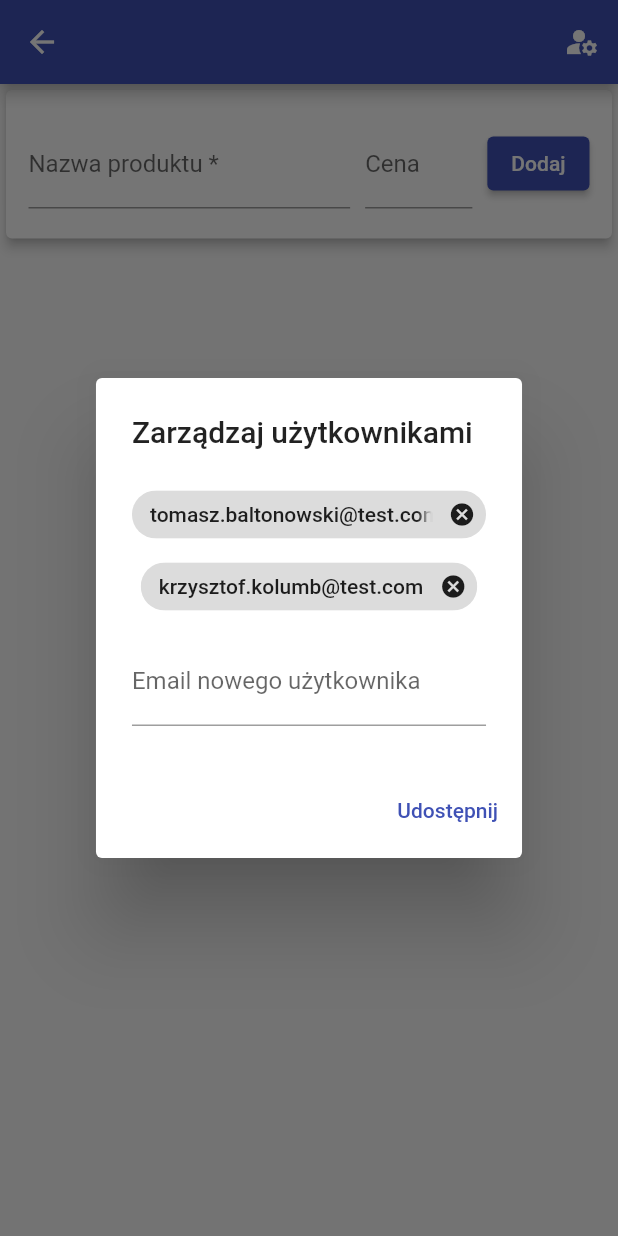
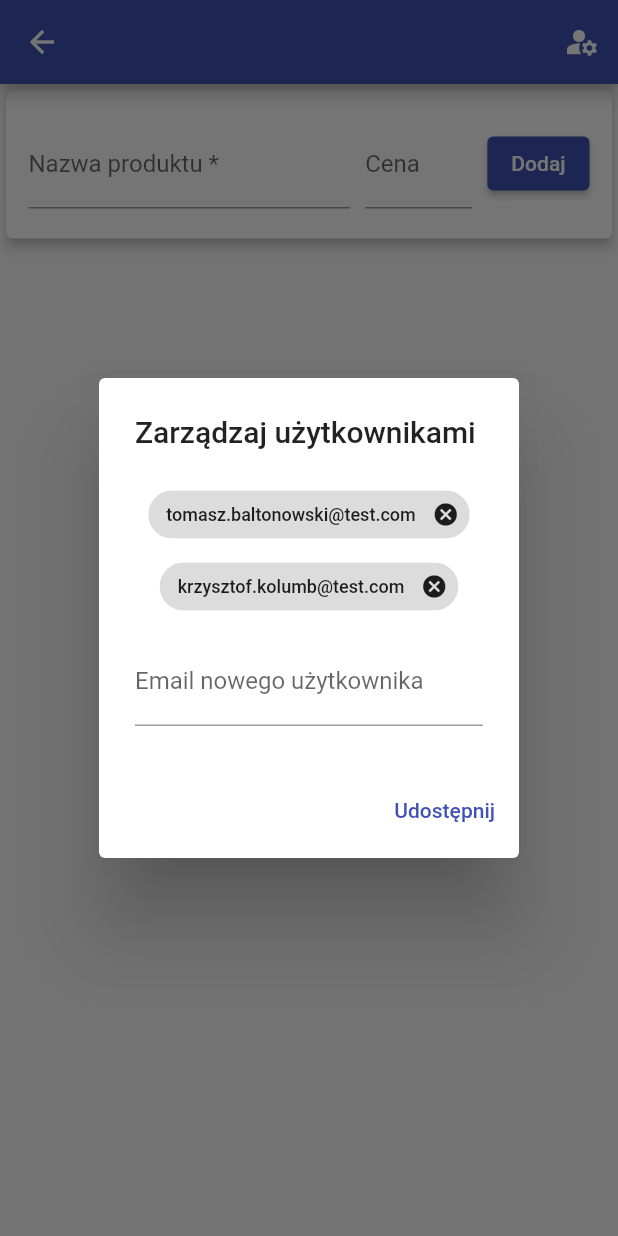
Before and after one commit to p-olszewski/fluttify, a Flutter app: the Details screen opened directly with empty values, after a tap on the "manage accounts" icon, on a phone screen of 412 x 824 dp. Run offline on Flutter 3.47's test engine with Material 2 defaults, Android fonts, the phone set to English and light mode, and no system bars; our stand-ins replace cloud_firestore, firebase_auth, firebase_core, fluttertoast; accounts and stored records are empty.

Commit message:
adjust fontSize for Chips

```diff
--- a/lib/details/details.dart
+++ b/lib/details/details.dart
@@ -52,6 +52,7 @@ class _DetailsState extends State<Details> {
                         children: [
                           Chip(
                             label: const Text('tomasz.baltonowski@test.com'),
+                            labelStyle: const TextStyle(fontSize: 12),
                             onDeleted: () {
                               Fluttertoast.showToast(
                                 msg: 'Usunięto użytkownika z listy',
@@ -64,6 +65,7 @@ class _DetailsState extends State<Details> {
                           ),
                           Chip(
                             label: const Text('krzysztof.kolumb@test.com'),
+                            labelStyle: const TextStyle(fontSize: 12),
                             onDeleted: () {
                               Fluttertoast.showToast(
                                 msg: 'Usunięto użytkownika z listy',
```
